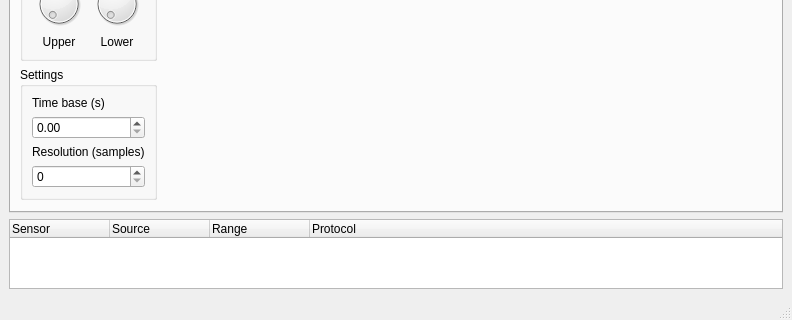
Before: the Qt Designer form desktop/src/mainwindow.ui in smclt30p/inostiot, drawn with Qt 5; both pictures show x 0 to 792 and y 139 to 459 of the 792 by 459 pixel window.
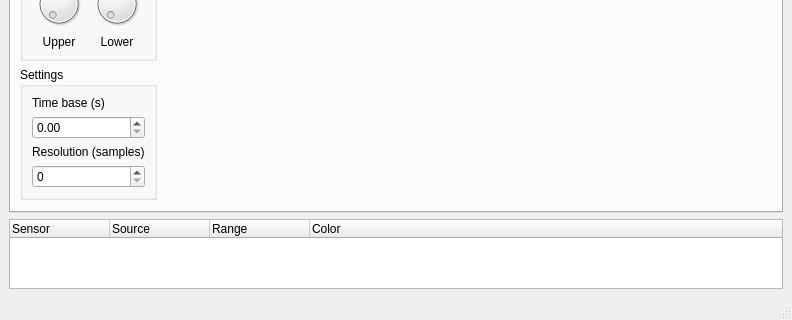
After: the same form once the commit is applied.

Diff of the .ui file:
```diff
--- a/desktop/src/mainwindow.ui
+++ b/desktop/src/mainwindow.ui
@@ -221,7 +221,7 @@
       </column>
       <column>
        <property name="text">
-        <string>Protocol</string>
+        <string>Color</string>
        </property>
       </column>
      </widget>
```
